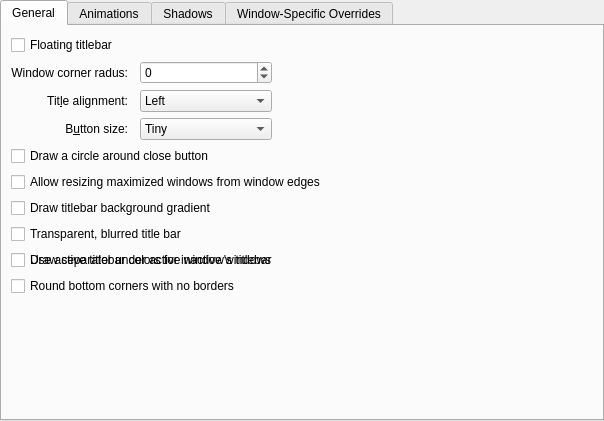
The window that themes/application-style/SequoiaEleven/kdecoration/config/ui/sequoiaelevenconfigurationui.ui (2127d/win-global) describes before a commit, drawn with Qt 5.
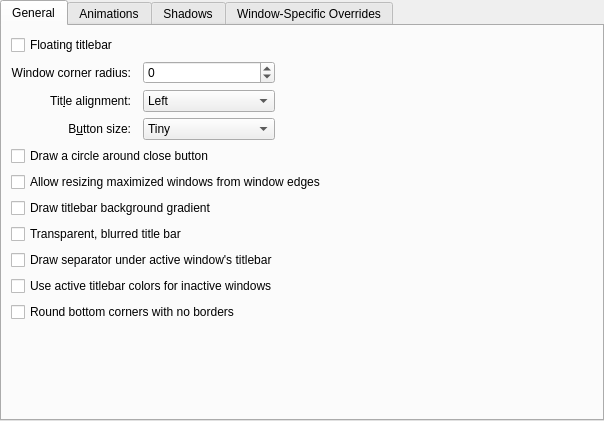
The same window after the commit. Custom widgets are drawn as their Qt base class.

Patch:
```diff
--- a/themes/application-style/SequoiaEleven/kdecoration/config/ui/sequoiaelevenconfigurationui.ui
+++ b/themes/application-style/SequoiaEleven/kdecoration/config/ui/sequoiaelevenconfigurationui.ui
@@ -66,7 +66,7 @@
          </item>
         </widget>
        </item>
-       <item row="9" column="1" colspan="3">
+       <item row="10" column="1" colspan="3">
         <widget class="QCheckBox" name="roundedCorners">
          <property name="text">
           <string>Round bottom corners with no borders</string>
@@ -119,7 +119,7 @@
           <number>-1</number>
          </property>
          <property name="maximum">
-          <number>8</number>
+          <number>32</number>
          </property>
         </widget>
        </item>
@@ -177,7 +177,7 @@
        <item row="1" column="1">
         <widget class="QLabel" name="label_6">
          <property name="text">
-          <string>Window corner radus:</string>
+          <string>Window corner radius:</string>
          </property>
          <property name="alignment">
           <set>Qt::AlignmentFlag::AlignRight|Qt::AlignmentFlag::AlignTrailing|Qt::AlignmentFlag::AlignVCenter</set>
@@ -201,7 +201,7 @@
          </property>
         </widget>
        </item>
-       <item row="8" column="1" colspan="4">
+       <item row="9" column="1" colspan="4">
         <widget class="QCheckBox" name="matchInactiveTitleBar">
          <property name="toolTip">
           <string>Keep the titlebar background and text colors identical whether the window is focused or not, so unfocused windows don't appear lighter or more transparent.</string>
```
